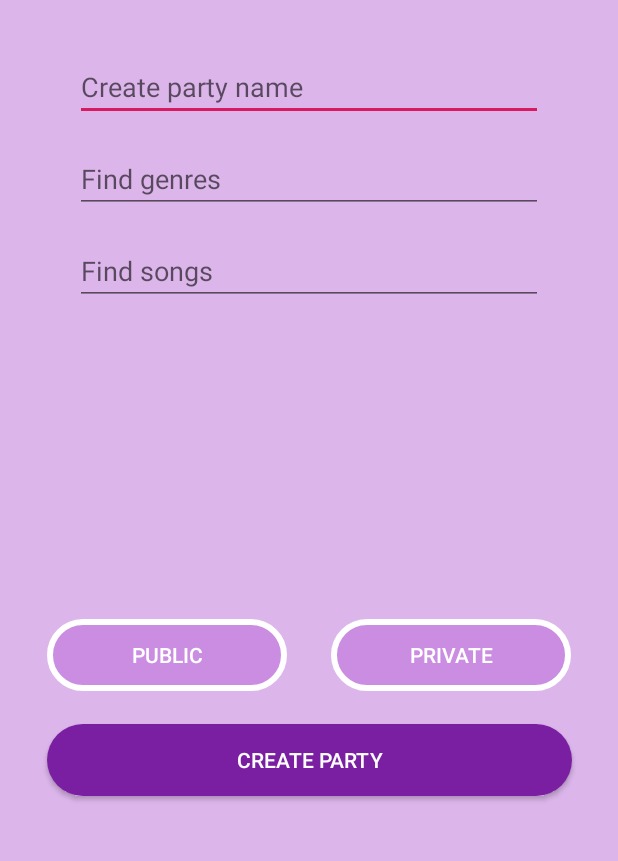
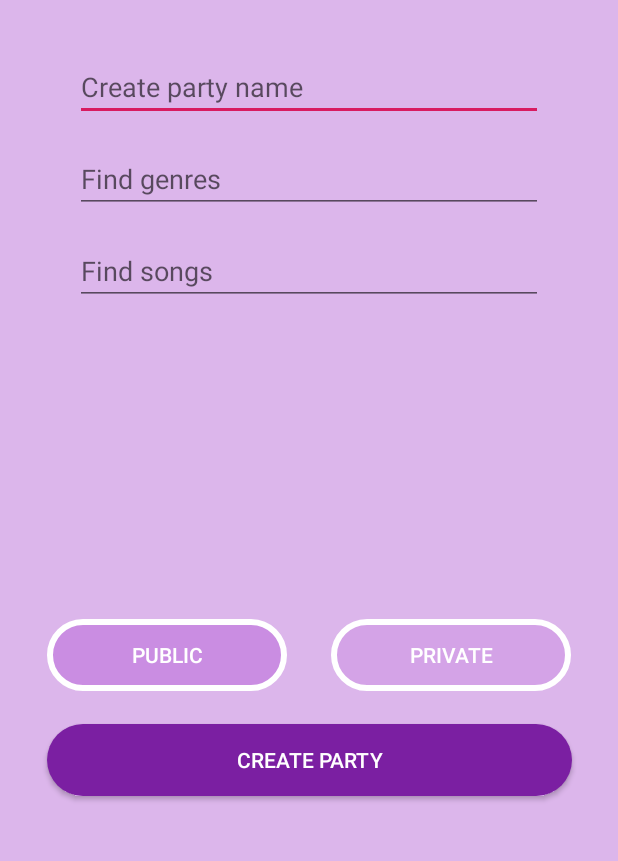
Before and after one commit to nlyu/Project_Android_SilentDisco_Music, an Android app: the CreateParty screen opened directly, with no data from a screen before it, on a phone screen of 412 x 824 dp, the part 350-1211 px from its top. Run offline under Robolectric (Android 15) with nearby library versions, the phone set to English and light mode, and no system bars; libraries missing offline, so code that uses them is left out: kaaes.spotify.webapi, retrofit.client; 3 statements that could not run were skipped.

Commit message:
public/private button toggle ui

```diff
--- a/app/src/main/java/com/cs160/finalproj/slientDisco/CreateParty.java
+++ b/app/src/main/java/com/cs160/finalproj/slientDisco/CreateParty.java
@@ -1,32 +1,21 @@
 package com.cs160.finalproj.slientDisco;
 
-import android.app.Activity;
 import android.content.Intent;
-import android.graphics.pdf.PdfDocument;
-import android.os.Trace;
 import android.support.v7.app.AppCompatActivity;
 import android.os.Bundle;
 import android.text.Editable;
 import android.text.TextWatcher;
 import android.util.Log;
 import android.view.View;
-import android.view.ViewGroup;
 import android.widget.AdapterView;
 import android.widget.ArrayAdapter;
 import android.widget.AutoCompleteTextView;
 import android.widget.Button;
-import android.widget.CompoundButton;
 import android.widget.ImageView;
-import android.widget.ListAdapter;
-import android.widget.RelativeLayout;
 import android.widget.TextView;
 import android.widget.Toast;
 import android.widget.ToggleButton;
 
-import com.spotify.sdk.android.authentication.AuthenticationClient;
-import com.spotify.sdk.android.authentication.AuthenticationResponse;
-
-import java.util.ArrayList;
 import java.util.List;
 
 import kaaes.spotify.webapi.android.SpotifyApi;
@@ -72,6 +61,7 @@ public class CreateParty extends AppCompatActivity {
     private String mGenre;
     private String mSong;
     private String mPartyName;
+    private boolean mPublic;
     double latitude;
     double longitude;
 
@@ -89,6 +79,25 @@ public class CreateParty extends AppCompatActivity {
         getExtrasFromBundle();
         getComponents();
         setOnClickListeners();
+
+
+        mPublic = true;
+        togglePublicUI();
+        mPrivateButton.setOnClickListener(new View.OnClickListener() {
+            @Override
+            public void onClick(View v) {
+                mPublic = false;
+                togglePublicUI();
+            }
+        });
+
+        mPublicButton.setOnClickListener(new View.OnClickListener() {
+            @Override
+            public void onClick(View v) {
+                mPublic = true;
+                togglePublicUI();
+            }
+        });
 
         createPartyButton.setOnClickListener(new View.OnClickListener() {
             @Override
@@ -108,6 +117,7 @@ public class CreateParty extends AppCompatActivity {
                     myIntent.putExtra("partyname", mPartyName);
                     myIntent.putExtra("genrename", mGenre);
                     myIntent.putExtra("songname", mSong);
+                    myIntent.putExtra("public", mPublic);
 
                     //spotify
                     myIntent.putExtra("token", accessToken);
@@ -138,9 +148,6 @@ public class CreateParty extends AppCompatActivity {
             }
         });
 
-
-        String location = latitude + ", " + longitude;
-        Toast.makeText(CreateParty.this, location, Toast.LENGTH_LONG).show();
 
         //Spotify api
         api = new SpotifyApi();
@@ -215,7 +222,6 @@ public class CreateParty extends AppCompatActivity {
             }
         });
 
-        // TODO: make these radio buttons - mPrivateButton, mPublicButton
 
     }
 
@@ -234,7 +240,7 @@ public class CreateParty extends AppCompatActivity {
 
         //get back buttons
         mBackButton = findViewById(R.id.create_party_back_arrow);
-        mBackText = findViewById(R.id.create_party_back_text);
+        mBackText = findViewById(R.id.accessCode);
 
         // get public / private buttons
         mPrivateButton = findViewById(R.id.create_party_private_button);
@@ -255,4 +261,15 @@ public class CreateParty extends AppCompatActivity {
         longitude = intent.getDoubleExtra("longitude", 0.0);
         accessToken = intent.getStringExtra("token");
     }
+
+    public void togglePublicUI() {
+        if (mPublic) {
+            mPrivateButton.setBackgroundDrawable(getResources().getDrawable(R.drawable.btn_rounded_clicked));
+            mPublicButton.setBackgroundDrawable(getResources().getDrawable(R.drawable.btn_rounded_corner));
+        } else {
+            mPublicButton.setBackgroundDrawable(getResources().getDrawable(R.drawable.btn_rounded_clicked));
+            mPrivateButton.setBackgroundDrawable(getResources().getDrawable(R.drawable.btn_rounded_corner));
+        }
+
+    }
 }
--- /dev/null
+++ b/app/src/main/res/drawable/btn_rounded_clicked.xml
@@ -0,0 +1,16 @@
+<?xml version="1.0" encoding="utf-8"?>
+<shape xmlns:android="http://schemas.android.com/apk/res/android" >
+    <stroke
+        android:width="4dp"
+        android:color="@android:color/white" />
+
+    <solid android:color="@color/colorPrimaryClickedPurple" />
+
+    <padding
+        android:left="4dp"
+        android:right="4dp"
+        android:bottom="4dp"
+        android:top="4dp" />
+
+    <corners android:radius="24dp" />
+</shape>
--- a/app/src/main/res/layout/activity_create_party.xml
+++ b/app/src/main/res/layout/activity_create_party.xml
@@ -50,7 +50,20 @@
             app:layout_constraintTop_toTopOf="parent" />
 
         <TextView
-            android:id="@+id/create_party_back_text"
+            android:id="@+id/accessCode"
+            android:layout_width="115dp"
+            android:layout_height="22dp"
+            android:layout_marginStart="156dp"
+            android:layout_marginBottom="16dp"
+            android:fontFamily="sans-serif-medium"
+            android:gravity="center"
+            android:textColor="@android:color/white"
+            android:textSize="14dp"
+            app:layout_constraintBottom_toBottomOf="parent"
+            app:layout_constraintStart_toEndOf="@+id/create_party_back_arrow" />
+
+        <TextView
+            android:id="@+id/create_party_back_text4"
             android:layout_width="115dp"
             android:layout_height="22dp"
             android:layout_marginBottom="16dp"
--- a/app/src/main/res/values/colors.xml
+++ b/app/src/main/res/values/colors.xml
@@ -3,6 +3,7 @@
     <color name="colorPrimary">#3F51B5</color>
     <color name="colorPrimaryPurple">#66AE52D4</color>
     <color name="colorPrimaryLightPurple">#BB6BD9</color>
+    <color name="colorPrimaryClickedPurple">#30AE52D4</color>
     <color name="colorPrimaryDarkPurple">#7B1FA2</color>
     <color name="colorAccentPurple">#D81B60</color>
     <color name="colorPrimaryDark">#7B1FA2</color>
--- a/app/src/main/res/values/strings.xml
+++ b/app/src/main/res/values/strings.xml
@@ -117,6 +117,7 @@
     </string>
     <string name="action_settings">Settings</string>
     <string name="title_activity_login">Sign in</string>
+
     <!-- Strings related to login -->
     <string name="prompt_username">Username</string>
     <string name="prompt_password">Password (optional)</string>
```
